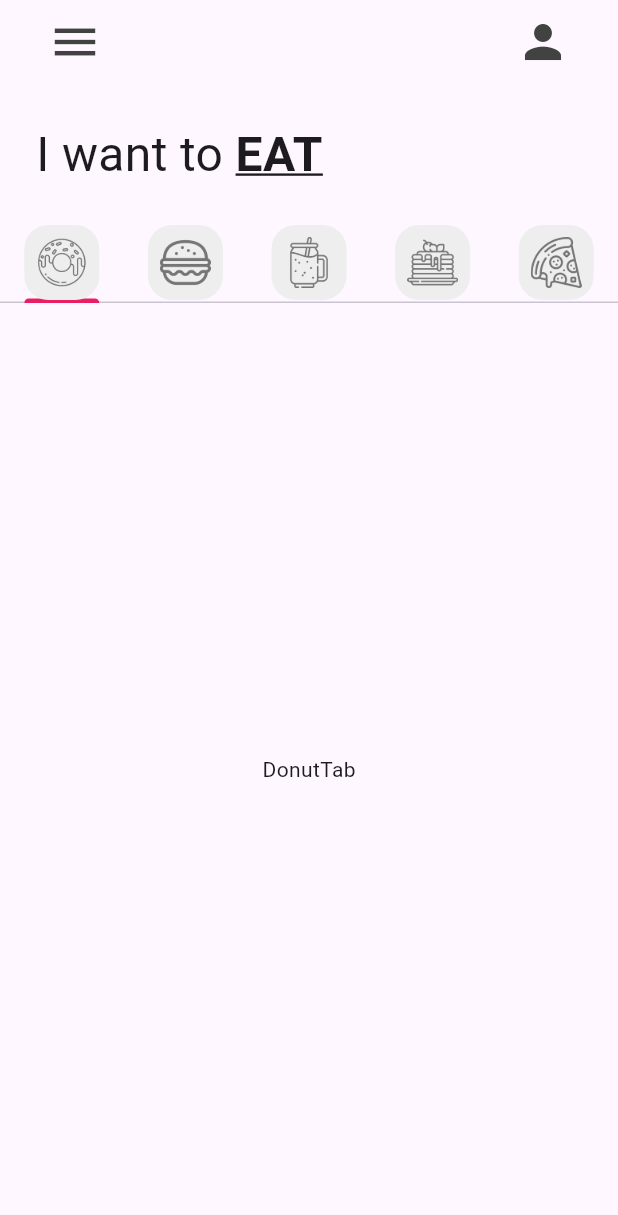
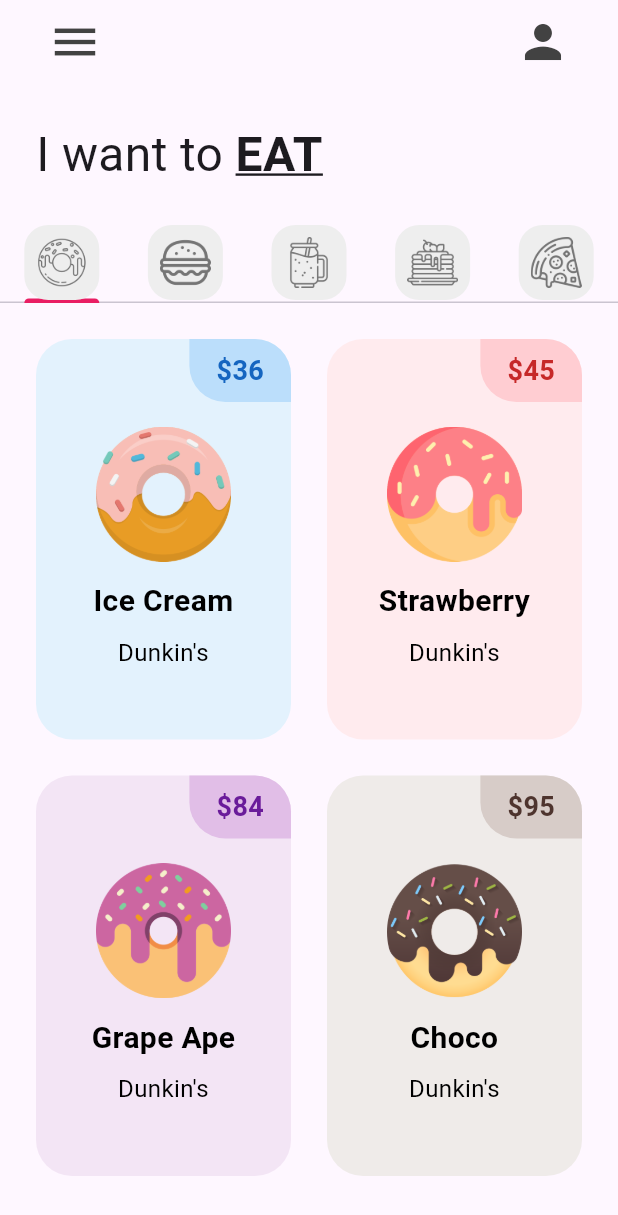
Before and after one commit to Ulises2-dev/reto1_donut_app_ulises_millan-main, a Flutter app: the screen it shows after launch, on a phone screen of 412 x 824 dp. Shown: the top 1215 px of the screen. Run offline on Flutter 3.47's test engine with Material 3 defaults, Android fonts, the phone set to English and light mode, and no system bars.

Commit message:
DonutTile añadido

```diff
--- a/lib/pages/home_page.dart
+++ b/lib/pages/home_page.dart
@@ -57,7 +57,7 @@ class _HomePageState extends State<HomePage> {
           //Tap bar
           TabBar(tabs: myTabs),
           //Tap bar view
-          const Expanded(child: TabBarView(children: [
+          Expanded(child: TabBarView(children: [
             //Donut tab
             DonutTab(),
             //Burger tab
--- a/lib/tap/donut_tab.dart
+++ b/lib/tap/donut_tab.dart
@@ -1,14 +1,37 @@
 import 'package:flutter/material.dart';
+import 'package:reto1_donut_app_ulises_millan/utils/donut_tile.dart';
 
 class DonutTab extends StatelessWidget {
-  const DonutTab({super.key});
+
+  //List of donuts
+  final List donutsOnSale = [
+    //[donutFlavor, donutPrice, donutColor, imageName]
+    ["Ice Cream", "36", Colors.blue, "lib/images/icecream_donut.png"],
+    ["Strawberry", "45", Colors.red, "lib/images/strawberry_donut.png"],
+    ["Grape Ape", "84", Colors.purple, "lib/images/grape_donut.png"],
+    ["Choco", "95", Colors.brown, "lib/images/chocolate_donut.png"],
+
+  ];
+
+  DonutTab({super.key});
 
   @override
   Widget build(BuildContext context) {
-    return Container(
-      child: const Center(
-        child: Text('DonutTab'),
-      ),
+    return GridView.builder(
+      itemCount: donutsOnSale.length, //Longitud de los elementos
+      padding: const EdgeInsets.all(12),
+      gridDelegate:
+          const SliverGridDelegateWithFixedCrossAxisCount(
+            crossAxisCount: 2,
+            childAspectRatio: 1 / 1.5), //Dos columnas
+      itemBuilder: (context, index) {
+        return DonutTile(
+          donutFlavor: donutsOnSale[index][0],
+          donutPrice: donutsOnSale[index][1],
+          donutColor: donutsOnSale[index][2],
+          imageName: donutsOnSale[index][3],
+        );
+      }
     );
   }
 }
--- /dev/null
+++ b/lib/utils/donut_tile.dart
@@ -0,0 +1,99 @@
+import 'package:flutter/material.dart';
+
+class DonutTile extends StatelessWidget {
+  final String donutFlavor;
+  final String donutPrice;
+  final dynamic donutColor;
+  final String imageName;
+
+  final double borderRadius = 24;
+
+  const DonutTile({
+    super.key,
+    required this.donutFlavor,
+    required this.donutPrice,
+    this.donutColor,
+    required this.imageName,
+  });
+
+  @override
+  Widget build(BuildContext context) {
+    return Padding(
+      padding: const EdgeInsets.all(12),
+      child: Container(
+        decoration: BoxDecoration(
+          color: donutColor[50],
+          borderRadius: BorderRadius.circular(borderRadius),
+        ),
+        child: Stack(
+          children: [
+            // Precio en la esquina superior derecha
+            Positioned(
+              top: 0,
+              right: 0,
+              child: Container(
+                decoration: BoxDecoration(
+                  color: donutColor[100],
+                  borderRadius: BorderRadius.only(
+                    topRight: Radius.circular(borderRadius),
+                    bottomLeft: Radius.circular(borderRadius),
+                  ),
+                ),
+                padding: const EdgeInsets.symmetric(
+                  vertical: 8,
+                  horizontal: 18,
+                ),
+                child: Text(
+                  '\$$donutPrice',
+                  style: TextStyle(
+                    fontWeight: FontWeight.bold,
+                    fontSize: 18,
+                    color: donutColor[800],
+                  ),
+                ),
+              ),
+            ),
+            // Contenido centrado
+            Column(
+              mainAxisAlignment: MainAxisAlignment.center,
+              crossAxisAlignment: CrossAxisAlignment.center,
+              children: [
+                // Imagen del donut
+                Padding(
+                  padding: const EdgeInsets.symmetric(
+                    horizontal: 40,
+                    vertical: 12,
+                  ),
+                  child: Image.asset(imageName),
+                ),
+                // Texto del sabor del donut
+                Padding(
+                  padding: const EdgeInsets.symmetric(horizontal: 16),
+                  child: Text(
+                    donutFlavor,
+                    style: const TextStyle(
+                      fontSize: 20,
+                      fontWeight: FontWeight.bold,
+                      color: Colors.black,
+                    ),
+                    textAlign: TextAlign.center,
+                  ),
+                ),
+                const SizedBox(height: 8), // Espacio entre los textos
+                // Texto adicional "Dunkin's"
+                const Text(
+                  "Dunkin's",
+                  style: TextStyle(
+                    fontSize: 16,
+                    color: Colors.black,
+                  ),
+                  textAlign: TextAlign.center,
+                ),
+              ],
+            ),
+          ],
+        ),
+      ),
+    );
+  }
+}
```
